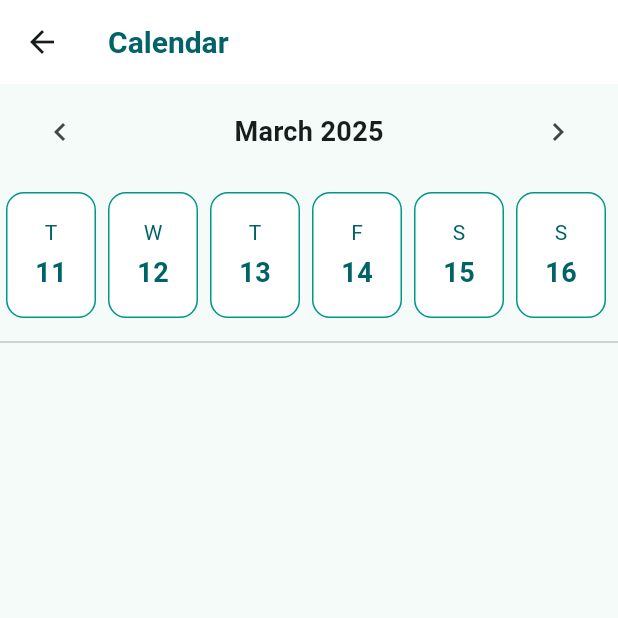
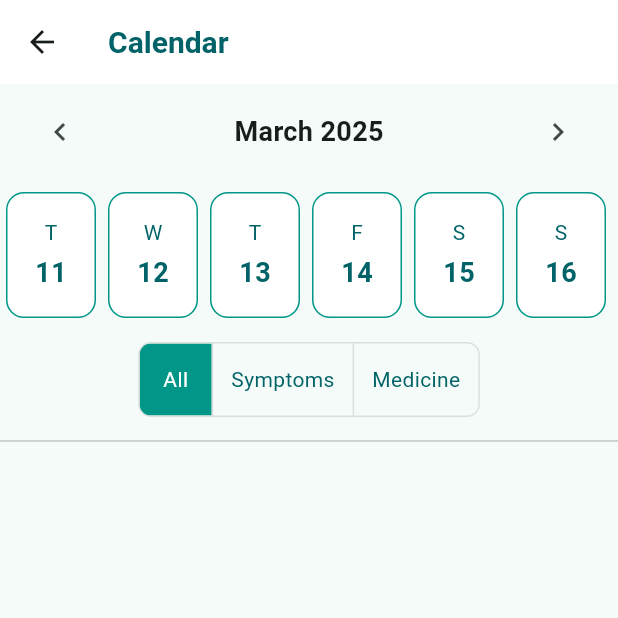
Before and after one commit to dojosgithub/mestinow, a Flutter app: the CalendarPage screen opened directly, after a tap on the "chevron left" icon, on a phone screen of 412 x 824 dp, the top half of it. Run offline on Flutter 3.47's test engine with Material 3 defaults, Android fonts, the phone set to English and light mode, and no system bars; our stand-ins replace file_picker, flutter_local_notifications, google_fonts, objectbox, percent_indicator, share_plus and 3 more; accounts and stored records are empty; generated files the repository leaves out were written again.

Commit message:
Filter symptoms/medicine list

```diff
--- a/lib/pages/calendar_page.dart
+++ b/lib/pages/calendar_page.dart
@@ -14,6 +14,9 @@ class CalendarPage extends StatefulWidget {
   @override
   _CalendarPageState createState() => _CalendarPageState();
 }
+
+enum EventFilter { all, symptom, medicine }
+EventFilter _selectedFilter = EventFilter.all;
 
 class _CalendarPageState extends State<CalendarPage> {
   late DatabaseService db;
@@ -72,8 +75,30 @@ class _CalendarPageState extends State<CalendarPage> {
     try {
       final events = await db.getEventsForDateRange(startOfDay, endOfDay);
 
+      List<EventLog> filteredEvents;
+
+      switch (_selectedFilter) {
+        case EventFilter.symptom:
+          filteredEvents = events.where((e) {
+            final eventMeta = Event.findByCode(e.eventType);
+            return eventMeta?.type == 'sym';
+          }).toList();
+          break;
+
+        case EventFilter.medicine:
+          filteredEvents = events.where((e) {
+            final eventMeta = Event.findByCode(e.eventType);
+            return eventMeta?.type == 'med';
+          }).toList();
+          break;
+
+        case EventFilter.all:
+        default:
+          filteredEvents = events;
+      }
+
       setState(() {
-        _events = events;
+        _events = filteredEvents;
       });
     } catch (e) {
       print(e);
@@ -251,6 +276,44 @@ class _CalendarPageState extends State<CalendarPage> {
     );
   }
 
+  Widget _buildFilterButtons() {
+    return Padding(
+      padding: const EdgeInsets.symmetric(horizontal: 16, vertical: 8),
+      child: ToggleButtons(
+        isSelected: [
+          _selectedFilter == EventFilter.all,
+          _selectedFilter == EventFilter.symptom,
+          _selectedFilter == EventFilter.medicine,
+        ],
+        onPressed: (index) {
+          setState(() {
+            _selectedFilter = EventFilter.values[index];
+            _loadEvents();
+          });
+        },
+        borderRadius: BorderRadius.circular(8),
+        selectedColor: Colors.white,
+        fillColor: AppColors.primary,
+        color: AppColors.darkPrimary,
+        children: const [
+          Padding(
+            padding: EdgeInsets.symmetric(horizontal: 12),
+            child: Text('All'),
+          ),
+          Padding(
+            padding: EdgeInsets.symmetric(horizontal: 12),
+            child: Text('Symptoms'),
+          ),
+          Padding(
+            padding: EdgeInsets.symmetric(horizontal: 12),
+            child: Text('Medicine'),
+          ),
+        ],
+      ),
+    );
+  }
+
+
   Widget _buildEventsList() {
     return Expanded(
       child: ListView(
@@ -320,6 +383,7 @@ class _CalendarPageState extends State<CalendarPage> {
         children: [
           _buildMonthSelector(),
           _buildDaySelector(),
+          _buildFilterButtons(),
           const Divider(),
           _buildEventsList(),
         ],
```
